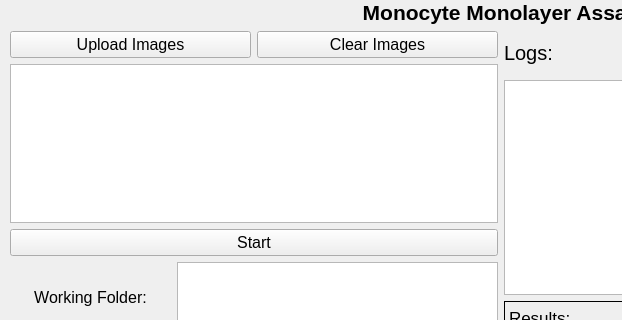
Before: the Qt Designer form Finalpipeline/gui/main_window.ui in Koi199/Blood-Cell-Classification, drawn with Qt 5; both pictures show x 0 to 622 and y 0 to 320 of the 1015 by 770 pixel window.
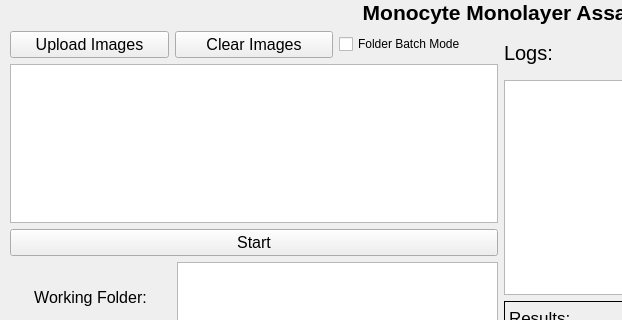
After: the same form once the commit is applied.

Diff of the .ui file:
```diff
--- a/Finalpipeline/gui/main_window.ui
+++ b/Finalpipeline/gui/main_window.ui
@@ -82,6 +82,13 @@
              </property>
             </widget>
            </item>
+           <item>
+            <widget class="QCheckBox" name="checkBox_BatchMode">
+             <property name="text">
+              <string>Folder Batch Mode</string>
+             </property>
+            </widget>
+           </item>
           </layout>
          </item>
          <item>
```
